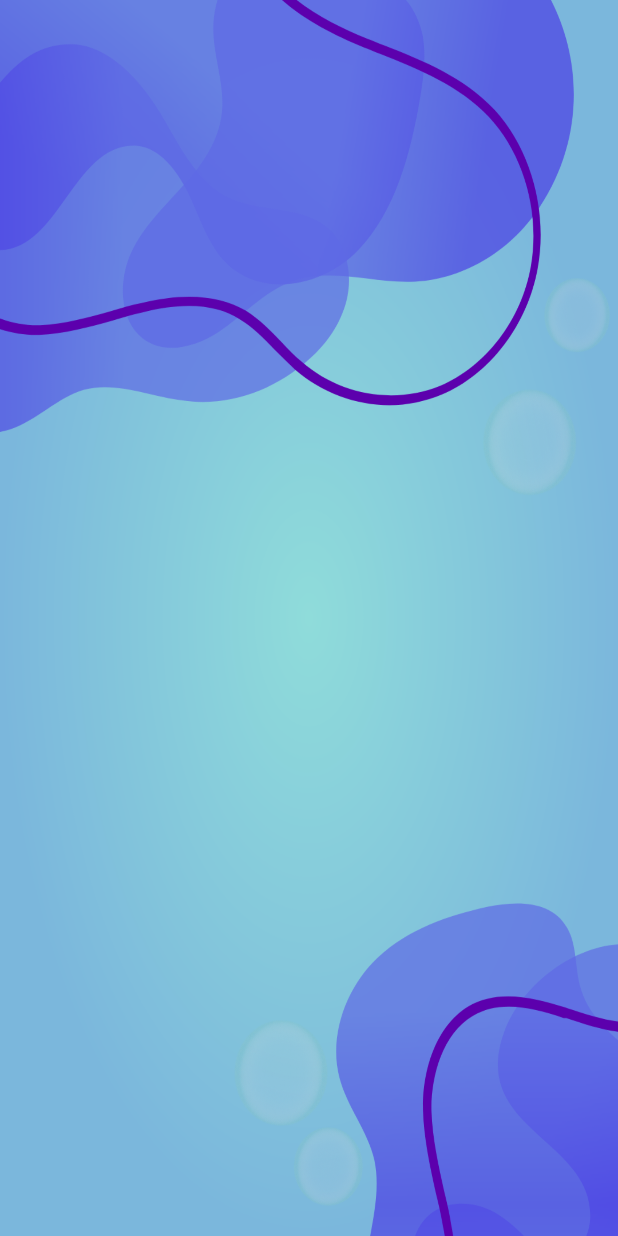
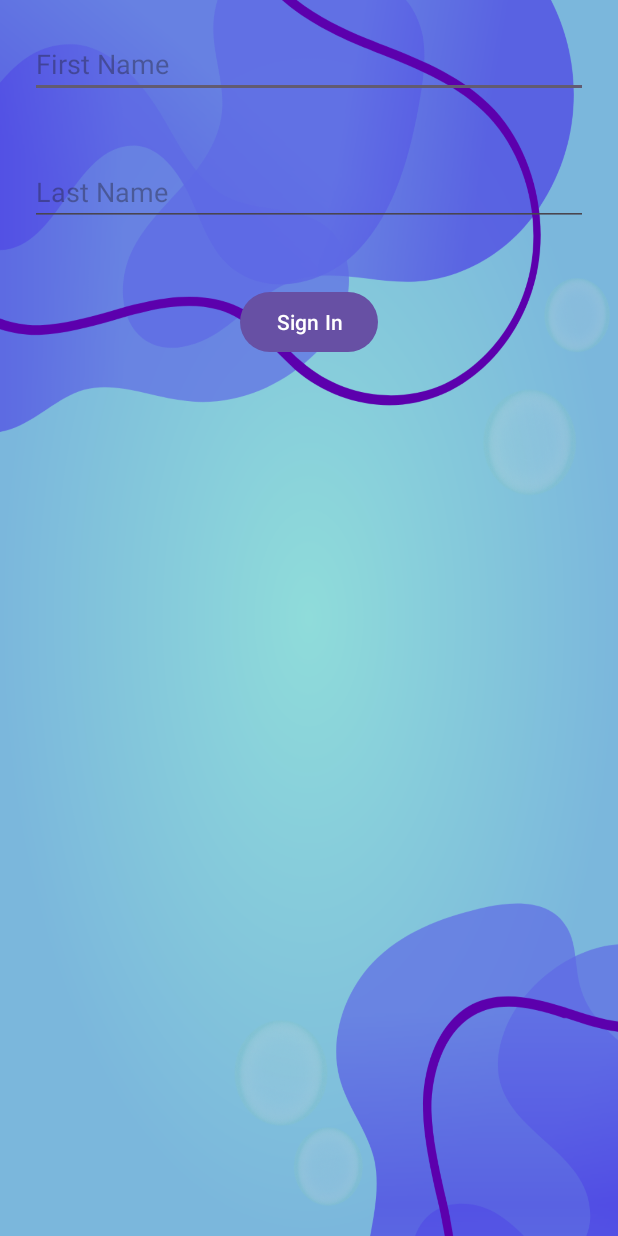
Before and after one commit to top1million/Mobile-Project, an Android app: the SignIn screen opened directly, with no data from a screen before it, on a phone screen of 412 x 824 dp. Run offline under Robolectric (Android 15) with nearby library versions, the phone set to English and light mode, and no system bars; our stand-ins replace Firebase (no records; nobody signed in at launch, a user with empty details on screens opened directly).

Commit message:
login registeration done

```diff
--- a/app/src/main/AndroidManifest.xml
+++ b/app/src/main/AndroidManifest.xml
@@ -12,6 +12,9 @@
         android:supportsRtl="true"
         android:theme="@style/Theme.LabAndroidProject"
         tools:targetApi="31">
+        <activity
+            android:name=".HomePAge"
+            android:exported="false" />
         <activity
             android:name=".SignUp2"
             android:exported="false" />
--- a/app/src/main/java/com/example/labandroidproject/Instructor.java
+++ b/app/src/main/java/com/example/labandroidproject/Instructor.java
@@ -1,4 +1,6 @@
 package com.example.labandroidproject;
+
+import android.net.Uri;
 
 import java.util.ArrayList;
 
@@ -21,7 +23,7 @@ public class Instructor extends User{
     public Instructor() {
     }
     //TODO add course list
-    public Instructor(String email, String firstName, String lastName, String password, String personalPhoto, String mobileNumber, String specialization,String degree) {
+    public Instructor(String email, String firstName, String lastName, String password, Uri personalPhoto, String mobileNumber, String specialization, String degree) {
         super(email, firstName, lastName, password, personalPhoto, "Instructor");
         this.mobileNumber = mobileNumber;
         this.specialization = specialization;
--- a/app/src/main/java/com/example/labandroidproject/SignIn.java
+++ b/app/src/main/java/com/example/labandroidproject/SignIn.java
@@ -2,13 +2,30 @@ package com.example.labandroidproject;
 
 import androidx.appcompat.app.AppCompatActivity;
 
+import android.content.Intent;
 import android.os.Bundle;
+import android.widget.Button;
+import android.widget.EditText;
+
+import com.google.firebase.auth.FirebaseAuth;
 
 public class SignIn extends AppCompatActivity {
-
+    FirebaseAuth mAuth;
     @Override
     protected void onCreate(Bundle savedInstanceState) {
         super.onCreate(savedInstanceState);
         setContentView(R.layout.activity_sign_in);
+        mAuth = FirebaseAuth.getInstance();
+        Button signIn = (Button) findViewById(R.id.signIn);
+        EditText email = (EditText) findViewById(R.id.email);
+        EditText password = (EditText) findViewById(R.id.password);
+        signIn.setOnClickListener(view -> {
+            mAuth.signInWithEmailAndPassword(email.getText().toString(),password.getText().toString()).addOnCompleteListener(task -> {
+                if (task.isSuccessful()) {
+                    Intent intent = new Intent(SignIn.this, HomePAge.class);
+                    startActivity(intent);
+                }
+            });
+        });
     }
 }
--- a/app/src/main/java/com/example/labandroidproject/Trainee.java
+++ b/app/src/main/java/com/example/labandroidproject/Trainee.java
@@ -1,4 +1,6 @@
 package com.example.labandroidproject;
+
+import android.net.Uri;
 
 import java.util.ArrayList;
 
@@ -19,7 +21,7 @@ public class Trainee extends User{
     public Trainee() {
     }
 
-    public Trainee(String email, String firstName, String lastName, String password, String personalPhoto, String mobileNumber) {
+    public Trainee(String email, String firstName, String lastName, String password, Uri personalPhoto, String mobileNumber) {
         super(email, firstName, lastName, password, personalPhoto, "Trainee");
         this.mobileNumber = mobileNumber;
     }
--- a/app/src/main/res/layout/activity_sign_in.xml
+++ b/app/src/main/res/layout/activity_sign_in.xml
@@ -6,4 +6,36 @@
     android:layout_height="match_parent"
     android:orientation="vertical"
     android:background="@drawable/sign_in"
-    tools:context=".SignIn"/>
+    tools:context=".SignIn">
+    <EditText
+        android:id="@+id/email"
+        android:layout_width="match_parent"
+        android:layout_height="wrap_content"
+        android:hint="First Name"
+        android:layout_marginLeft="20dp"
+        android:layout_marginRight="20dp"
+        android:layout_marginTop="20dp"
+        android:layout_marginBottom="20dp"
+        />
+    <EditText
+        android:id="@+id/password"
+        android:layout_width="match_parent"
+        android:layout_height="wrap_content"
+        android:hint="Last Name"
+        android:layout_marginLeft="20dp"
+        android:layout_marginRight="20dp"
+        android:layout_marginTop="20dp"
+        android:layout_marginBottom="20dp"
+        android:inputType="textPassword"
+        />
+    <Button
+        android:layout_width="wrap_content"
+        android:layout_height="wrap_content"
+        android:text="Sign In"
+        android:layout_gravity="center_horizontal"
+        android:layout_marginTop="20dp"
+        android:layout_marginBottom="20dp"
+        android:textColor="#ffffff"
+        android:id="@+id/signIn"
+        />
+</LinearLayout>
```
Also changed, not shown: app/src/main/java/com/example/labandroidproject/HomePAge.java (added, +24 -0 lines), app/src/main/java/com/example/labandroidproject/SignUp2.java (+37 -5 lines), app/src/main/java/com/example/labandroidproject/User.java (+6 -4 lines), app/src/main/res/layout/activity_home_page.xml (added, +54 -0 lines), app/src/main/res/layout/activity_sign_up2.xml (+21 -13 lines).
